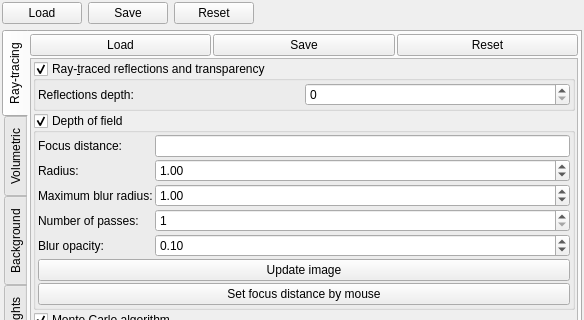
The window that mandelbulber2/qt/dock_effects.ui (buddhi1980/mandelbulber2) describes before a commit, drawn with Qt 5; both pictures show x 0 to 584 and y 0 to 320 of the 584 by 1103 pixel window.
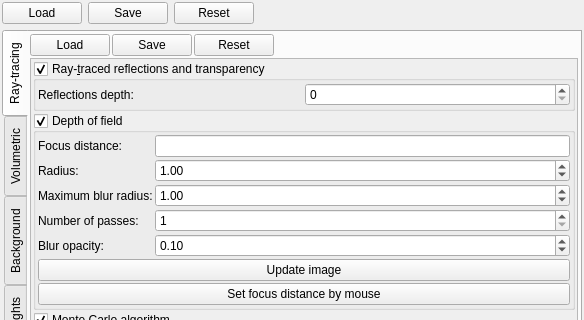
The same window after the commit. Icons and pictures are not drawn. Custom widgets are drawn as their Qt base class.

```diff
--- a/mandelbulber2/qt/dock_effects.ui
+++ b/mandelbulber2/qt/dock_effects.ui
@@ -127,6 +127,19 @@
            </property>
           </widget>
          </item>
+         <item>
+          <spacer name="horizontalSpacer_2">
+           <property name="orientation">
+            <enum>Qt::Horizontal</enum>
+           </property>
+           <property name="sizeHint" stdset="0">
+            <size>
+             <width>40</width>
+             <height>20</height>
+            </size>
+           </property>
+          </spacer>
+         </item>
         </layout>
        </item>
        <item>
```
Left out of the diff: 72 changed lines with no effect on the pictures.
